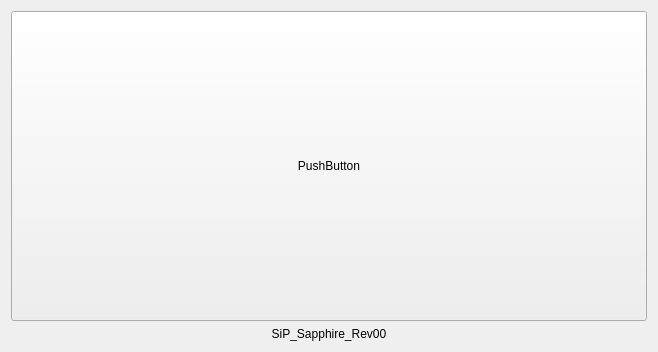
This is TeApSy/mainboardwidget.ui in Mar94oK/TeApSy as Qt 5 draws it before an edit. The edited form follows.
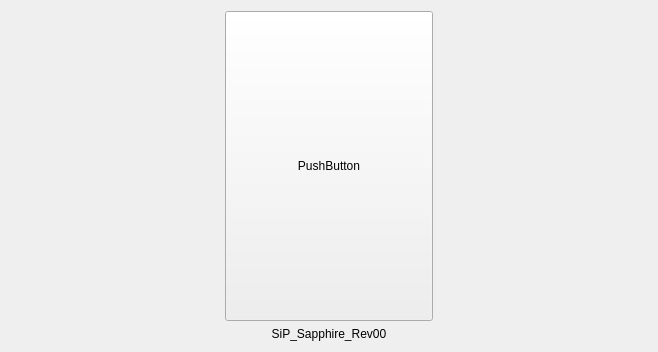
This is the edited form.

Commit message: QSettings Dialog. Right now crashes - linker issues.

```diff
--- a/TeApSy/mainboardwidget.ui
+++ b/TeApSy/mainboardwidget.ui
@@ -32,6 +32,9 @@
    </item>
    <item row="0" column="0">
     <layout class="QHBoxLayout" name="horizontalLayout">
+     <item>
+      <widget class="QWidget" name="logsMainProcessor" native="true"/>
+     </item>
      <item>
       <widget class="QPushButton" name="btn_MainBoard">
        <property name="sizePolicy">
@@ -45,6 +48,9 @@
        </property>
       </widget>
      </item>
+     <item>
+      <widget class="QWidget" name="logsCryptoProcessor" native="true"/>
+     </item>
     </layout>
    </item>
   </layout>
```
The commit also changes 6 other files.
